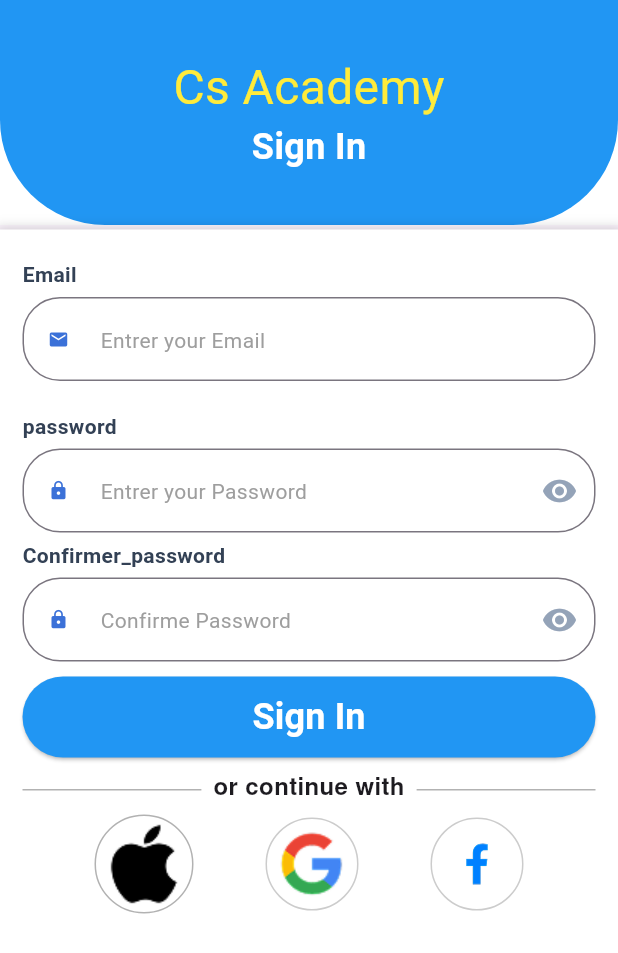
After one commit to abdelkayoum1/learning, a Flutter app: the screen it shows after launch, after a tap on "Sin Up", on a phone screen of 412 x 824 dp. The commit adds this screen. Shown: the top 953 px of the screen. Run offline on Flutter 3.47's test engine with Material 3 defaults, Android fonts, the phone set to English and light mode, and no system bars; our stand-ins replace bloc, dartz, dio, equatable, flutter_bloc, get_it and 3 more; missing offline and left inert: gotrue; accounts and stored records are empty; network calls fail; Roboto replaces fonts that are missing (Nimbus Sans, Plus Jakarta Sans).

Commit message:
add sign and login

```diff
--- a/lib/core/utile/approute.dart
+++ b/lib/core/utile/approute.dart
@@ -1,14 +1,21 @@
+import 'package:flutter/material.dart';
 import 'package:fooditem/feature/presentation/login/screen/login_home.dart';
+import 'package:fooditem/feature/presentation/sign%20up/screen/singn.dart';
 import 'package:fooditem/splash.dart';
 import 'package:go_router/go_router.dart';
 
 class Approute {
   static const loginhome = '/loginhome';
+  static const signhome = '/signhome';
+  static const homescreen = '/homescreen';
   static final router = GoRouter(
     routes: [
       GoRoute(path: '/', builder: (context, state) => Splash()),
 
       GoRoute(path: loginhome, builder: (context, state) => LoginHome()),
+      GoRoute(path: signhome, builder: (context, state) => SignIn()),
+
+      GoRoute(path: homescreen, builder: (context, state) => SizedBox()),
     ],
   );
 }
--- a/lib/core/widget/button.dart
+++ b/lib/core/widget/button.dart
@@ -3,14 +3,15 @@ import 'package:flutter/widgets.dart';
 
 class Buttonn extends StatelessWidget {
   final String text;
-  const Buttonn({super.key, required this.text});
+  final void Function()? onPressed;
+  const Buttonn({super.key, required this.text, this.onPressed});
 
   @override
   Widget build(BuildContext context) {
     return SizedBox(
       width: double.infinity,
       child: ElevatedButton(
-        onPressed: () {},
+        onPressed: onPressed,
         child: Text(
           text,
           style: TextStyle(
--- a/lib/core/widget/customer_text_fieled.dart
+++ b/lib/core/widget/customer_text_fieled.dart
@@ -4,9 +4,12 @@ class CustomerTextFieled extends StatelessWidget {
   final String title;
   final Widget? suffixIcon;
   final Widget? prefixIcon;
-
+  final TextEditingController? controller;
+  final String? Function(String?)? validator;
   const CustomerTextFieled({
     super.key,
+    this.controller,
+    this.validator,
     required this.title,
     this.suffixIcon,
     this.prefixIcon,
@@ -14,7 +17,9 @@ class CustomerTextFieled extends StatelessWidget {
 
   @override
   Widget build(BuildContext context) {
-    return TextField(
+    return TextFormField(
+      controller: controller,
+
       decoration: InputDecoration(
         prefixIcon: prefixIcon,
         suffixIcon: suffixIcon,
--- /dev/null
+++ b/lib/feature/data/homerepo/home_repo/home_repo.dart
@@ -0,0 +1,14 @@
+import 'package:dartz/dartz.dart';
+import 'package:fooditem/core/error/failure.dart';
+
+abstract class HomeRepo {
+  Future<Either<Failure, bool>> login({
+    required String email,
+    required String password,
+  });
+
+  Future<Either<Failure, bool>> signin({
+    required String password,
+    required String email,
+  });
+}
--- /dev/null
+++ b/lib/feature/data/homerepo/home_repo/home_repo_iplm.dart
@@ -0,0 +1,61 @@
+import 'package:dartz/dartz.dart';
+import 'package:dio/dio.dart';
+import 'package:fooditem/core/error/failure.dart';
+import 'package:fooditem/feature/data/homerepo/home_repo/home_repo.dart';
+import 'package:gotrue/src/types/user.dart';
+import 'package:supabase/src/supabase_client.dart';
+import 'package:supabase_flutter/supabase_flutter.dart';
+
+class HomeRepoIplm implements HomeRepo {
+  SupabaseClient supabase = Supabase.instance.client;
+
+  late User? usere;
+
+  @override
+  Future<Either<Failure, bool>> login({
+    required String email,
+    required String password,
+  }) async {
+    try {
+      AuthResponse reponse = await supabase.auth.signInWithPassword(
+        password: password,
+        email: email,
+      );
+      usere = reponse.user;
+      if (usere != null) {
+        return Right(true);
+      } else {
+        return Right(false);
+      }
+    } catch (e) {
+      if (e is AuthException) {
+        return Left(FailureServer(error: e.message));
+      }
+      return Left(FailureServer(error: e.toString()));
+    }
+  }
+
+  @override
+  Future<Either<Failure, bool>> signin({
+    required String password,
+    required String email,
+  }) async {
+    try {
+      AuthResponse reponse = await supabase.auth.signUp(
+        password: password,
+        email: email,
+      );
+      usere = reponse.user;
+      if (usere != null) {
+        return Right(true);
+      } else {
+        return Right(false);
+      }
+    } catch (e) {
+      if (e is AuthException) {
+        return Left(FailureServer(error: e.message));
+      }
+      return Left(FailureServer(error: e.toString()));
+    }
+  }
+}
--- /dev/null
+++ b/lib/feature/presentation/login/cubit/cubit/login_cubit_cubit.dart
@@ -0,0 +1,32 @@
+import 'package:bloc/bloc.dart';
+import 'package:equatable/equatable.dart';
+import 'package:fooditem/feature/data/homerepo/home_repo/home_repo.dart';
+
+part 'login_cubit_state.dart';
+
+class LoginCubitCubit extends Cubit<LoginCubitState> {
+  final HomeRepo homerepo;
+
+  LoginCubitCubit(this.homerepo) : super(LoginCubitInitial());
+  Future<void> getlogin({
+    required String password,
+    required String email,
+  }) async {
+    emit(LoginCubitloading());
+    try {
+      var resultat = await homerepo.login(email: email, password: password);
+
+      resultat.fold(
+        (failure) {
+          emit(LoginCubitfailure(error: failure.error.toString()));
+        },
+        (user) {
+          print('succes');
+          emit(LoginCubitsucces(email: email, password: password));
+        },
+      );
+    } catch (e) {
+      emit(LoginCubitfailure(error: e.toString()));
+    }
+  }
+}
--- /dev/null
+++ b/lib/feature/presentation/login/cubit/cubit/login_cubit_state.dart
@@ -0,0 +1,22 @@
+part of 'login_cubit_cubit.dart';
+
+sealed class LoginCubitState extends Equatable {
+  const LoginCubitState();
+
+  @override
+  List<Object> get props => [];
+}
+
+final class LoginCubitInitial extends LoginCubitState {}
+
+final class LoginCubitloading extends LoginCubitState {}
+
+final class LoginCubitsucces extends LoginCubitState {
+  final String email, password;
+  const LoginCubitsucces({required this.email, required this.password});
+}
+
+final class LoginCubitfailure extends LoginCubitState {
+  final String error;
+  const LoginCubitfailure({required this.error});
+}
--- a/lib/feature/presentation/login/screen/login_home.dart
+++ b/lib/feature/presentation/login/screen/login_home.dart
@@ -1,15 +1,28 @@
 import 'package:flutter/material.dart';
+import 'package:flutter_bloc/flutter_bloc.dart';
+import 'package:fooditem/core/utile/approute.dart';
 import 'package:fooditem/core/utile/text_style.dart';
 import 'package:fooditem/core/widget/button.dart';
 import 'package:fooditem/core/widget/customer_text_fieled.dart';
+import 'package:fooditem/feature/presentation/login/cubit/cubit/login_cubit_cubit.dart';
 import 'package:fooditem/feature/presentation/login/screen/widget/dividerr.dart';
 import 'package:fooditem/feature/presentation/login/screen/widget/googleetfacebooketiphone.dart';
 
 import 'package:fooditem/feature/presentation/login/screen/widget/stack_image.dart';
+import 'package:go_router/go_router.dart';
 
-class LoginHome extends StatelessWidget {
+class LoginHome extends StatefulWidget {
   const LoginHome({super.key});
 
+  @override
+  State<LoginHome> createState() => _LoginHomeState();
+}
+
+class _LoginHomeState extends State<LoginHome> {
+  late TextEditingController password = TextEditingController();
+
+  late TextEditingController email = TextEditingController();
+  GlobalKey<FormState> key = GlobalKey<FormState>();
   @override
   Widget build(BuildContext context) {
     return SafeArea(
@@ -36,6 +49,20 @@ class LoginHome extends StatelessWidget {
                 ),
                 child: Padding(
                   padding: const EdgeInsets.symmetric(horizontal: 15.0),
+                  child: SingleChildScrollView(
+                    child: BlocConsumer<LoginCubitCubit, LoginCubitState>(
+                      listener: (context, state) {
+                        if (state is LoginCubitfailure) {
+                          ScaffoldMessenger.of(
+                            context,
+                          ).showSnackBar(SnackBar(content: Text(state.error)));
+                        } else if (state is LoginCubitsucces) {
+                          GoRouter.of(context).push(Approute.signhome);
+                        }
+                      },
+                      builder: (context, state) {
+                        return Form(
+                          key: key,
                           child: Column(
                             crossAxisAlignment: CrossAxisAlignment.start,
                             children: [
@@ -67,6 +94,16 @@ class LoginHome extends StatelessWidget {
                               SizedBox(height: 5),
 
                               CustomerTextFieled(
+                                validator: (value) {
+                                  if (value == null || value.isEmpty) {
+                                    return 'please remplire your champ email';
+                                  }
+                                  if (!value.contains('@')) {
+                                    return 'please donner email valid';
+                                  }
+                                  return null;
+                                },
+                                controller: email,
                                 prefixIcon: Icon(
                                   size: 14,
                                   Icons.email,
@@ -81,6 +118,16 @@ class LoginHome extends StatelessWidget {
                               SizedBox(height: 5),
 
                               CustomerTextFieled(
+                                validator: (value) {
+                                  if (value == null || value.isEmpty) {
+                                    return 'please remplire your champ password';
+                                  }
+                                  if (value.length < 6) {
+                                    return 'please donner password superieure a 6';
+                                  }
+                                  return null;
+                                },
+                                controller: password,
                                 prefixIcon: Icon(
                                   Icons.lock,
                                   weight: 16,
@@ -107,7 +154,21 @@ class LoginHome extends StatelessWidget {
                               ),
                               SizedBox(height: 10),
 
-                      Buttonn(text: 'Login'),
+                              state is LoginCubitloading
+                                  ? Center(child: CircularProgressIndicator())
+                                  : Buttonn(
+                                      onPressed: () {
+                                        if (key.currentState!.validate()) {
+                                          context
+                                              .read<LoginCubitCubit>()
+                                              .getlogin(
+                                                password: password.text.trim(),
+                                                email: email.text.trim(),
+                                              );
+                                        }
+                                      },
+                                      text: 'Login',
+                                    ),
                               SizedBox(height: 10),
                               dividerr(),
                               SizedBox(height: 5),
@@ -124,7 +185,13 @@ class LoginHome extends StatelessWidget {
                                       color: Color(0xff64748B),
                                     ),
                                   ),
-                          Text(
+                                  GestureDetector(
+                                    onTap: () {
+                                      GoRouter.of(
+                                        context,
+                                      ).push(Approute.signhome);
+                                    },
+                                    child: Text(
                                       "Sin Up",
                                       style: TextStyle(
                                         fontSize: 14,
@@ -132,9 +199,14 @@ class LoginHome extends StatelessWidget {
                                         color: Color(0xff3B71D8),
                                       ),
                                     ),
+                                  ),
                                 ],
                               ),
                             ],
+                          ),
+                        );
+                      },
+                    ),
                   ),
                 ),
               ),
--- a/lib/feature/presentation/login/screen/widget/stack_image.dart
+++ b/lib/feature/presentation/login/screen/widget/stack_image.dart
@@ -30,7 +30,7 @@ class Stackimage extends StatelessWidget {
                   style: TextStyle(color: Colors.yellow, fontSize: 32),
                 ),
                 Text(
-                  'Login',
+                  'Sign In',
                   style: TextStyle(
                     color: Colors.white,
                     fontSize: 24,
--- /dev/null
+++ b/lib/feature/presentation/sign up/cubit/cubit/signin_cubit_cubit.dart
@@ -0,0 +1,31 @@
+import 'package:bloc/bloc.dart';
+import 'package:equatable/equatable.dart';
+import 'package:fooditem/feature/data/homerepo/home_repo/home_repo.dart';
+
+part 'signin_cubit_state.dart';
+
+class SigninCubitCubit extends Cubit<SigninCubitState> {
+  final HomeRepo homerepo;
+  SigninCubitCubit(this.homerepo) : super(SigninCubitInitial());
+
+  Future<void> getsign({
+    required String password,
+    required String email,
+  }) async {
+    emit(SignCubitloading());
+    try {
+      var resultat = await homerepo.signin(email: email, password: password);
+
+      resultat.fold(
+        (failure) {
+          emit(SignCubitfailure(error: failure.error.toString()));
+        },
+        (user) {
+          emit(SignCubitsucces(email: email, password: password));
+        },
+      );
+    } catch (e) {
+      emit(SignCubitfailure(error: e.toString()));
+    }
+  }
+}
--- /dev/null
+++ b/lib/feature/presentation/sign up/cubit/cubit/signin_cubit_state.dart
@@ -0,0 +1,22 @@
+part of 'signin_cubit_cubit.dart';
+
+sealed class SigninCubitState extends Equatable {
+  const SigninCubitState();
+
+  @override
+  List<Object> get props => [];
+}
+
+final class SigninCubitInitial extends SigninCubitState {}
+
+final class SignCubitloading extends SigninCubitState {}
+
+final class SignCubitsucces extends SigninCubitState {
+  final String email, password;
+  const SignCubitsucces({required this.email, required this.password});
+}
+
+final class SignCubitfailure extends SigninCubitState {
+  final String error;
+  const SignCubitfailure({required this.error});
+}
--- /dev/null
+++ b/lib/feature/presentation/sign up/screen/singn.dart
@@ -0,0 +1,183 @@
+import 'package:flutter/material.dart';
+import 'package:flutter_bloc/flutter_bloc.dart';
+import 'package:fooditem/core/utile/text_style.dart';
+import 'package:fooditem/core/widget/button.dart';
+import 'package:fooditem/core/widget/customer_text_fieled.dart';
+import 'package:fooditem/feature/data/homerepo/home_repo/home_repo_iplm.dart';
+import 'package:fooditem/feature/presentation/login/screen/widget/dividerr.dart';
+import 'package:fooditem/feature/presentation/login/screen/widget/googleetfacebooketiphone.dart';
+
+import 'package:fooditem/feature/presentation/login/screen/widget/stack_image.dart';
+import 'package:fooditem/feature/presentation/sign%20up/cubit/cubit/signin_cubit_cubit.dart';
+
+class SignIn extends StatefulWidget {
+  const SignIn({super.key});
+
+  @override
+  State<SignIn> createState() => _SignInState();
+}
+
+class _SignInState extends State<SignIn> {
+  late TextEditingController email = TextEditingController();
+  late TextEditingController password = TextEditingController();
+  late TextEditingController confirmepassword = TextEditingController();
+  GlobalKey<FormState> key = GlobalKey<FormState>();
+  @override
+  Widget build(BuildContext context) {
+    return SafeArea(
+      child: BlocProvider(
+        create: (context) => SigninCubitCubit(HomeRepoIplm()),
+
+        child: Scaffold(
+          body: Column(
+            children: [
+              Stackimage(),
+              SizedBox(height: 3),
+              Expanded(
+                child: Container(
+                  width: double.infinity,
+                  // height: 120,
+                  decoration: BoxDecoration(
+                    color: Colors.white,
+                    boxShadow: [
+                      BoxShadow(
+                        offset: Offset(0, 2),
+                        spreadRadius: 3,
+                        blurRadius: 6,
+                        color: Colors.black.withOpacity(0.2),
+                      ),
+                    ],
+                    //color: Color(0xffFCFCFC),
+                  ),
+                  child: Padding(
+                    padding: const EdgeInsets.symmetric(horizontal: 15.0),
+                    child: SingleChildScrollView(
+                      child: BlocConsumer<SigninCubitCubit, SigninCubitState>(
+                        listener: (context, state) {
+                          if (state is SignCubitfailure) {
+                            ScaffoldMessenger.of(context).showSnackBar(
+                              SnackBar(content: Text(state.error)),
+                            );
+                          }
+                        },
+                        builder: (context, state) {
+                          return Form(
+                            key: key,
+                            child: Column(
+                              crossAxisAlignment: CrossAxisAlignment.start,
+                              children: [
+                                //  Containerapphome(),
+                                /*
+                            Text(
+                              'Welcome Back',
+                              style: TextStyle(
+                                color: Color(0xff0F172A),
+                                fontFamily: 'Plus Jakarta Sans',
+                                fontWeight: FontWeight.w700,
+                                fontSize: 32,
+                              ),
+                            ),
+                            SizedBox(height: 5),
+
+                            Text(
+                              'Sign in to continue your culinary journey',
+                              style: TextStyle(
+                                color: Color(0xff64748B),
+                                fontFamily: 'Plus Jakarta Sans',
+                                fontWeight: FontWeight.w400,
+                                fontSize: 16,
+                              ),
+                            ),
+                            */
+                                SizedBox(height: 20),
+                                Text('Email', style: TextStylee.textfieled),
+                                SizedBox(height: 5),
+
+                                CustomerTextFieled(
+                                  controller: email,
+                                  prefixIcon: Icon(
+                                    size: 14,
+                                    Icons.email,
+                                    color: Color(0xff3B71D8),
+                                    weight: 16,
+                                  ),
+
+                                  title: 'Entrer your Email',
+                                ),
+                                SizedBox(height: 20),
+                                Text('password', style: TextStylee.textfieled),
+                                SizedBox(height: 5),
+
+                                CustomerTextFieled(
+                                  controller: password,
+                                  prefixIcon: Icon(
+                                    Icons.lock,
+                                    weight: 16,
+                                    size: 14,
+                                    color: Color(0xff3B71D8),
+                                  ),
+                                  suffixIcon: Icon(
+                                    Icons.visibility,
+                                    color: Color(0xff94A3B8),
+                                  ),
+                                  title: 'Entrer your Password',
+                                ),
+                                SizedBox(height: 5),
+                                Text(
+                                  'Confirmer_password',
+                                  style: TextStylee.textfieled,
+                                ),
+                                SizedBox(height: 5),
+
+                                CustomerTextFieled(
+                                  controller: confirmepassword,
+                                  prefixIcon: Icon(
+                                    Icons.lock,
+                                    weight: 16,
+                                    size: 14,
+                                    color: Color(0xff3B71D8),
+                                  ),
+                                  suffixIcon: Icon(
+                                    Icons.visibility,
+                                    color: Color(0xff94A3B8),
+                                  ),
+                                  title: 'Confirme Password',
+                                ),
+
+                                SizedBox(height: 10),
+                                state is SignCubitloading
+                                    ? Center(child: CircularProgressIndicator())
+                                    : Buttonn(
+                                        onPressed: () {
+                                          if (key.currentState!.validate()) {
+                                            context
+                                                .read<SigninCubitCubit>()
+                                                .getsign(
+                                                  password: email.text.trim(),
+                                                  email: email.text.trim(),
+                                                );
+                                          }
+                                        },
+                                        text: 'Sign In',
+                                      ),
+                                SizedBox(height: 10),
+                                dividerr(),
+                                SizedBox(height: 5),
+                                Googleetfacebooketiphone(),
+                                SizedBox(height: 60),
+                              ],
+                            ),
+                          );
+                        },
+                      ),
+                    ),
+                  ),
+                ),
+              ),
+            ],
+          ),
+        ),
+      ),
+    );
+  }
+}
--- a/lib/main.dart
+++ b/lib/main.dart
@@ -1,7 +1,12 @@
 import 'package:flutter/material.dart';
+import 'package:flutter_bloc/flutter_bloc.dart';
 import 'package:fooditem/core/networking/supabase.dart';
 import 'package:fooditem/core/utile/approute.dart';
+import 'package:fooditem/feature/data/homerepo/home_repo/home_repo.dart';
+import 'package:fooditem/feature/data/homerepo/home_repo/home_repo_iplm.dart';
+import 'package:fooditem/feature/presentation/login/cubit/cubit/login_cubit_cubit.dart';
 import 'package:fooditem/splash.dart';
+import 'package:supabase_flutter/supabase_flutter.dart';
 
 void main() async {
   WidgetsFlutterBinding.ensureInitialized();
@@ -15,12 +20,17 @@ class MyApp extends StatelessWidget {
   // This widget is the root of your application.
   @override
   Widget build(BuildContext context) {
-    return MaterialApp.router(
-      debugShowCheckedModeBanner: false,
-      title: 'Flutter Demo',
-      theme: ThemeData(colorScheme: .fromSeed(seedColor: Colors.deepPurple)),
-      // home: Splash(),
-      routerConfig: Approute.router,
+    return MultiBlocProvider(
+      providers: [
+        BlocProvider(create: (context) => LoginCubitCubit(HomeRepoIplm())),
+      ],
+      child: MaterialApp.router(
+        debugShowCheckedModeBanner: false,
+        title: 'Flutter Demo',
+        theme: ThemeData(colorScheme: .fromSeed(seedColor: Colors.deepPurple)),
+        // home: Splash(),
+        routerConfig: Approute.router,
+      ),
     );
   }
 }
--- a/pubspec.yaml
+++ b/pubspec.yaml
@@ -41,6 +41,7 @@ dependencies:
   go_router: ^17.1.0
   supabase: ^2.10.2
   supabase_flutter: ^2.12.0
+  get_it: ^9.2.1
 
 dev_dependencies:
   flutter_test:
```
Also changed, not shown: lib/core/error/failure.dart (added, +57 -0 lines), lib/core/utile/locatore_service.dart (added, +11 -0 lines), lib/feature/data/homerepo/home_repo/auth_repo.dart (deleted, +0 -11 lines), pubspec.lock. Lines whose indentation alone changed are shown as unchanged.
